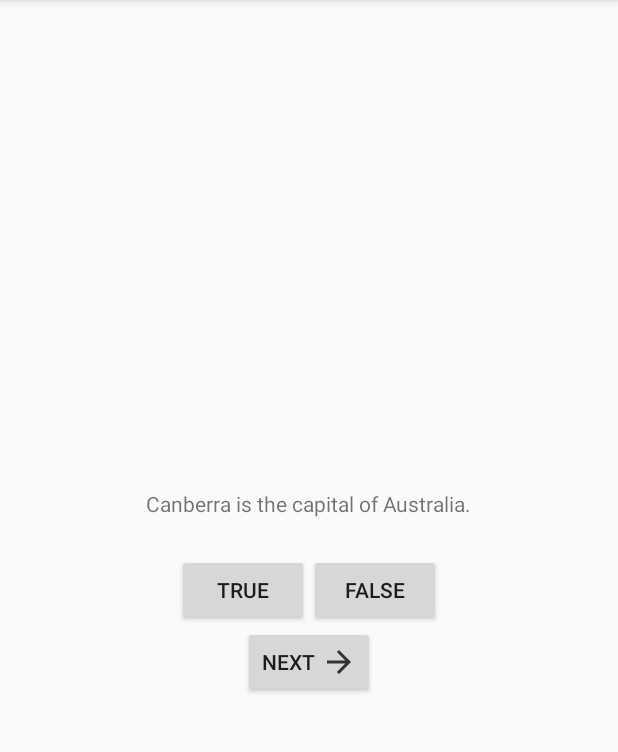
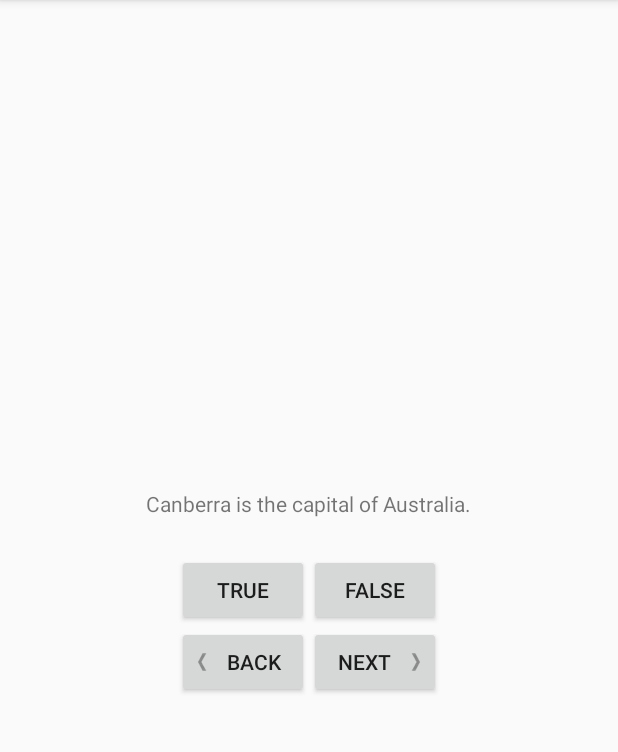
Before and after one commit to n0g4y0/GeoQuiz, an Android app: the screen it shows after launch (MainActivity), on a phone screen of 412 x 824 dp, the part 84-836 px from its top. Run offline under Robolectric (Android 15) with nearby library versions, the phone set to English and light mode, and no system bars.

Commit message:
desafio completado, se agrego el boton BACK, y tambien la funcionalidad

```diff
--- a/app/src/main/java/io/github/n0g4y0/geoquiz/MainActivity.kt
+++ b/app/src/main/java/io/github/n0g4y0/geoquiz/MainActivity.kt
@@ -2,16 +2,19 @@ package io.github.n0g4y0.geoquiz
 
 import androidx.appcompat.app.AppCompatActivity
 import android.os.Bundle
+import android.util.Log
 import android.view.View
 import android.widget.Button
 import android.widget.TextView
 import android.widget.Toast
+import kotlin.math.abs
 
 class MainActivity : AppCompatActivity() {
 
     private lateinit var trueButton: Button
     private lateinit var falseButton: Button
     private lateinit var nextButton: Button
+    private lateinit var backButton: Button
     private lateinit var questionTextView: TextView
 
 
@@ -33,6 +36,7 @@ class MainActivity : AppCompatActivity() {
         trueButton = findViewById(R.id.true_button)
         falseButton = findViewById(R.id.false_button)
 
+        backButton = findViewById(R.id.back_button)
         nextButton = findViewById(R.id.next_button)
         questionTextView = findViewById(R.id.question_text_view)
 
@@ -49,6 +53,17 @@ class MainActivity : AppCompatActivity() {
         nextButton.setOnClickListener {
             // con esta linea, hace que la lista siga vuelva a cero, cuando llegue al ultimo ITEM:
             currentIndex = (currentIndex + 1) % questionBank.size
+            updateQuestion()
+        }
+        backButton.setOnClickListener {
+
+            if (currentIndex == 0){
+                currentIndex = questionBank.size - 1
+            }
+            else{
+                currentIndex = (currentIndex - 1) % questionBank.size
+            }
+
             updateQuestion()
         }
 
--- a/app/src/main/res/layout/activity_main.xml
+++ b/app/src/main/res/layout/activity_main.xml
@@ -28,12 +28,27 @@
                 android:layout_height="wrap_content"
                 android:text="@string/false_button" />
     </LinearLayout>
-    <Button
-            android:id="@+id/next_button"
+    <LinearLayout
+            android:orientation="horizontal"
             android:layout_width="wrap_content"
-            android:layout_height="wrap_content"
-            android:text="@string/next_button"
-            android:drawableEnd="@drawable/ic_arrow_rigth"
-            android:drawablePadding="4dp"/>
+            android:layout_gravity="center"
+            android:layout_height="wrap_content">
+        <Button
+                android:id="@+id/back_button"
+                android:layout_width="wrap_content"
+                android:layout_height="wrap_content"
+                android:text="@string/back_button"
+                android:drawableStart="@drawable/arrow_left"
+                android:drawablePadding="4dp"/>
+        <Button
+                android:id="@+id/next_button"
+                android:layout_width="wrap_content"
+                android:layout_height="wrap_content"
+                android:text="@string/next_button"
+                android:drawableEnd="@drawable/arrow_right"
+                android:drawablePadding="4dp"/>
+
+    </LinearLayout>
+
 
 </LinearLayout>
--- a/app/src/main/res/values/strings.xml
+++ b/app/src/main/res/values/strings.xml
@@ -7,6 +7,7 @@
     <string name="correct_toast">Correct!</string>
     <string name="incorrect_toast">Incorrect!</string>
     <string name="next_button">Next</string>
+    <string name="back_button">Back</string>
 
     <!-- agregando preguntas: -->
 
```
Also changed, not shown: app/src/main/res/drawable-hdpi/arrow_left.png (added), app/src/main/res/drawable-hdpi/arrow_right.png (added), app/src/main/res/drawable-mdpi/arrow_left.png (added), app/src/main/res/drawable-mdpi/arrow_right.png (added), app/src/main/res/drawable-xhdpi/arrow_left.png (added), app/src/main/res/drawable-xhdpi/arrow_right.png (added), app/src/main/res/drawable-xxhdpi/arrow_left.png (added), app/src/main/res/drawable-xxhdpi/arrow_right.png (added), app/src/main/res/drawable-xxxhdpi/arrow_left.png (added), app/src/main/res/drawable-xxxhdpi/arrow_right.png (added).
